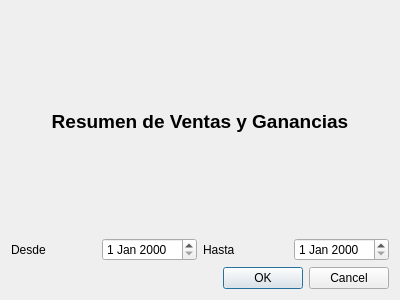
Qt form trunk/plugins/informes/gananciaventa/FormRangoFechasBase.ui (chungote/gestotux) before a commit.
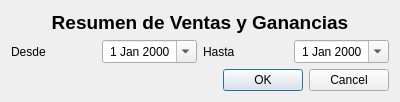
The same form after that commit.

Commit message: - Agregadas funciones necesarias para la busqueda de fechas para resumenes. - Agregado plugin de ganancia de ventas con archivos faltantes.

```diff
--- a/trunk/plugins/informes/gananciaventa/FormRangoFechasBase.ui
+++ b/trunk/plugins/informes/gananciaventa/FormRangoFechasBase.ui
@@ -7,7 +7,7 @@
     <x>0</x>
     <y>0</y>
     <width>400</width>
-    <height>300</height>
+    <height>94</height>
    </rect>
   </property>
   <property name="windowTitle">
@@ -31,7 +31,14 @@
       </widget>
      </item>
      <item>
-      <widget class="QDateEdit" name="DEDesde"/>
+      <widget class="QDateEdit" name="DEDesde">
+       <property name="alignment">
+        <set>Qt::AlignCenter</set>
+       </property>
+       <property name="calendarPopup">
+        <bool>true</bool>
+       </property>
+      </widget>
      </item>
      <item>
       <widget class="QLabel" name="label_3">
@@ -41,7 +48,14 @@
       </widget>
      </item>
      <item>
-      <widget class="QDateEdit" name="DEHasta"/>
+      <widget class="QDateEdit" name="DEHasta">
+       <property name="alignment">
+        <set>Qt::AlignCenter</set>
+       </property>
+       <property name="calendarPopup">
+        <bool>true</bool>
+       </property>
+      </widget>
      </item>
     </layout>
    </item>
```
The commit also changes 11 other files.
